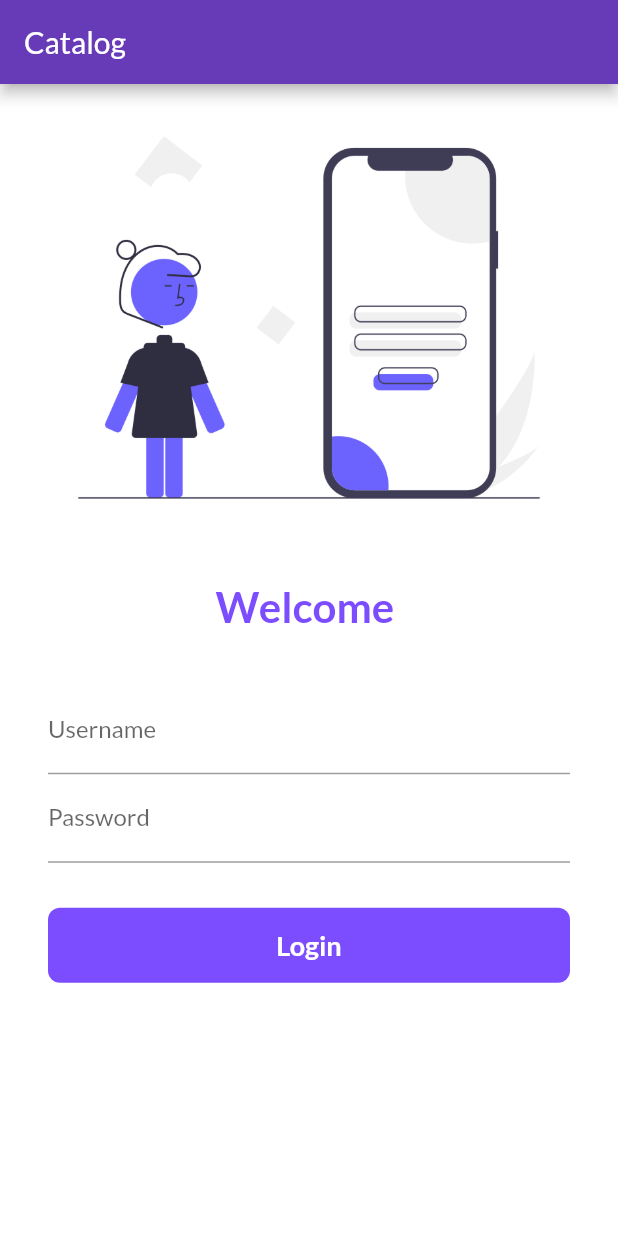
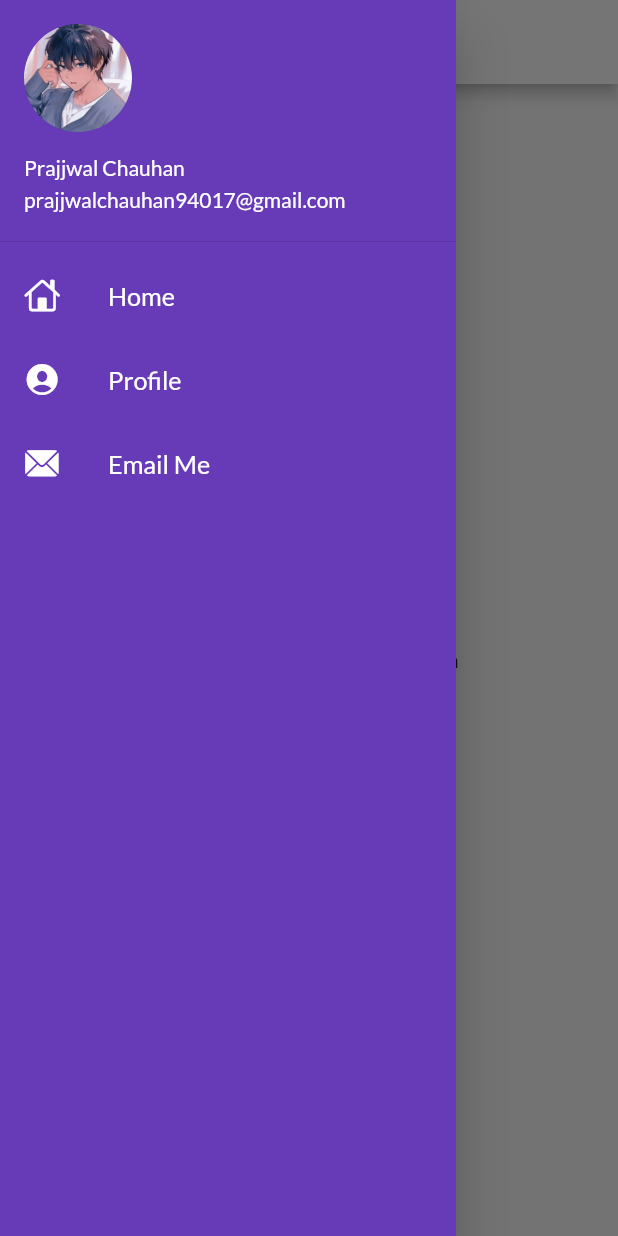
Before and after one commit to Prajjwal-Chauhan/CataLog_Dummy_App, a Flutter app: the screen it shows after launch, with the side drawer open (before the commit the screen has no drawer), on a phone screen of 412 x 824 dp. Run offline on Flutter 3.47's test engine with Material 2 defaults, Android fonts, the light colour scheme and no system bars; our stand-ins replace google_fonts.

Commit message:
Themes-Extracted

```diff
--- a/lib/main.dart
+++ b/lib/main.dart
@@ -2,7 +2,7 @@ import 'package:flutter/material.dart';
 import 'package:flutter_application_1/pages/home_page.dart';
 import 'package:flutter_application_1/pages/login_page.dart';
 import 'package:flutter_application_1/utils/routes.dart';
-import 'package:google_fonts/google_fonts.dart';
+import 'package:flutter_application_1/widgets/themes.dart';
 void main(List<String> args) {
   runApp(MyApp());
 }
@@ -15,19 +15,13 @@ class MyApp extends StatelessWidget {
   Widget build(BuildContext context) {
     return MaterialApp(
       themeMode: ThemeMode.light,
-      theme: ThemeData(
-        // primarySwatch: Colors.deepPurpleAccent,
-        primarySwatch: Colors.deepPurple,
-        fontFamily: GoogleFonts.lato().fontFamily
-      ),
-      darkTheme: ThemeData(
-        brightness: Brightness.dark
-      ),
-      initialRoute: "/",
+      theme: MyTheme.lightTheme(context),
+      initialRoute: MyRoutes.homeRoute,
       routes: {
-        "/" : (context) => LoginPage(),
+        "/" : (context) => HomePage(),
         MyRoutes.homeRoute : (context) => HomePage(),
         MyRoutes.loginRoute : (context) => LoginPage()
+        // MyRoutes.drawerRoute : (context) => MyDrawer()
       },
     );
 
--- a/lib/pages/home_page.dart
+++ b/lib/pages/home_page.dart
@@ -1,4 +1,5 @@
 import 'package:flutter/material.dart';
+import 'package:flutter_application_1/widgets/drawer.dart';
 
 class HomePage extends StatelessWidget {
   const HomePage({Key? key}) : super(key: key);
@@ -7,14 +8,14 @@ class HomePage extends StatelessWidget {
   Widget build(BuildContext context) {
     return Scaffold(
       appBar: AppBar(
-        title: Text("Catalog"),
+        title: Text("Catalog",style: TextStyle(color:Colors.black),),
       ),
         body :Center(
           child :Container(
             child: Text("This is my first flutter application"),
         ),
         ),
-        drawer: Drawer(),
+        drawer: MyDrawer(),
       );
   }
 }
--- a/lib/pages/login_page.dart
+++ b/lib/pages/login_page.dart
@@ -35,7 +35,7 @@ class _LoginPageState extends State<LoginPage> {
     return Scaffold(
         backgroundColor: Colors.white,
         appBar: AppBar(
-        title: Text("Catalog"),
+        title: Text("Catalog",style: TextStyle(color: Colors.black),),
       ),
         body: SingleChildScrollView(
           child: Column(
--- a/lib/utils/routes.dart
+++ b/lib/utils/routes.dart
@@ -1,4 +1,5 @@
 class MyRoutes {
   static String loginRoute = "/login";
   static String homeRoute = "/home";
+  // static String drawerRoute = "/drawer";
 }
--- /dev/null
+++ b/lib/widgets/drawer.dart
@@ -0,0 +1,75 @@
+import 'package:flutter/cupertino.dart';
+import 'package:flutter/material.dart';
+
+class MyDrawer extends StatelessWidget {
+  const MyDrawer({Key? key}) : super(key: key);
+
+  // final imageUrl = "https://i.pinimg.com/564x/28/d9/ea/28d9ea718df647571e3eb788570208ae.jpg";
+  final imageUrl = "assets/images/profile.jpg";
+
+  @override
+  Widget build(BuildContext context) {
+    return Drawer(
+      child: Container(
+        color: Colors.deepPurple,
+        child: ListView(
+          children: [
+            DrawerHeader(
+              padding: EdgeInsets.zero,
+              child: UserAccountsDrawerHeader(
+                margin: EdgeInsets.zero,
+                accountName: Text("Prajjwal Chauhan"),
+                accountEmail: Text("prajjwalchauhan94017@gmail.com"),
+                currentAccountPicture: CircleAvatar(
+                  backgroundImage: AssetImage(imageUrl),
+                ),
+                ),
+            ),
+            ListTile(
+              leading: Icon(
+                CupertinoIcons.home,
+                color: Colors.white,
+              ),
+              title: Text(
+              "Home",
+                  textScaleFactor:1.2,
+              style: TextStyle(
+                  color: Colors.white,
+                  // fontWeight: FontWeight.bold,
+              ),
+              )
+            ),
+            ListTile(
+              leading: Icon(
+                CupertinoIcons.person_crop_circle_fill,
+                color: Colors.white,
+              ),
+              title: Text(
+              "Profile",
+                  textScaleFactor:1.2,
+              style: TextStyle(
+                  color: Colors.white,
+                  // fontWeight: FontWeight.bold,
+              ),
+              )
+            ),
+            ListTile(
+              leading: Icon(
+                CupertinoIcons.mail_solid,
+                color: Colors.white,
+              ),
+              title: Text(
+              "Email Me",
+                  textScaleFactor:1.2,
+              style: TextStyle(
+                  color: Colors.white,
+                  // fontWeight: FontWeight.bold,
+              ),
+              )
+            )
+              ],
+        ),
+      ),
+    );
+  }
+}
--- /dev/null
+++ b/lib/widgets/themes.dart
@@ -0,0 +1,23 @@
+import 'package:flutter/material.dart';
+import 'package:google_fonts/google_fonts.dart';
+
+class MyTheme {
+  static ThemeData lightTheme(BuildContext context) => ThemeData(
+        // primarySwatch: Colors.deepPurpleAccent,
+        primarySwatch: Colors.deepPurple,
+        fontFamily: GoogleFonts.lato().fontFamily,
+        appBarTheme: AppBarTheme(
+          color: Colors.white,
+          iconTheme: IconThemeData(
+            color: Colors.black,
+          ),
+          textTheme: Theme.of(context).textTheme
+          // elevation: 0.0
+        )
+      );
+
+  static ThemeData darkTheme(BuildContext context) => ThemeData(
+        // primarySwatch: Colors.deepPurpleAccent,
+        brightness: Brightness.dark
+      );
+}
```
Also changed, not shown: assets/images/profile.jpg (added).
